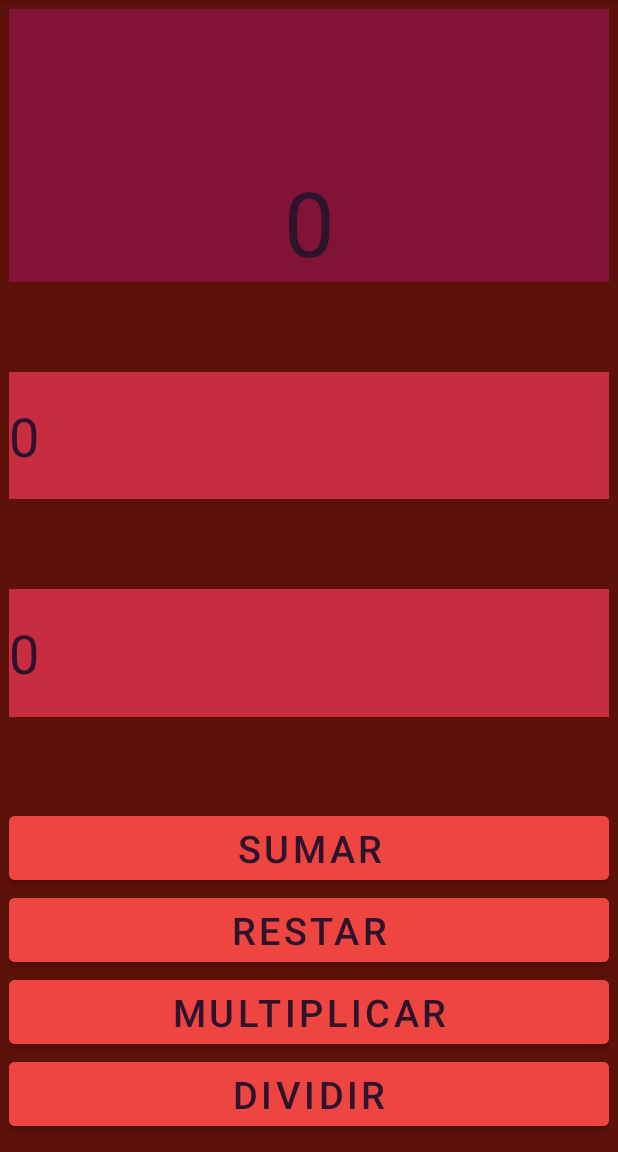
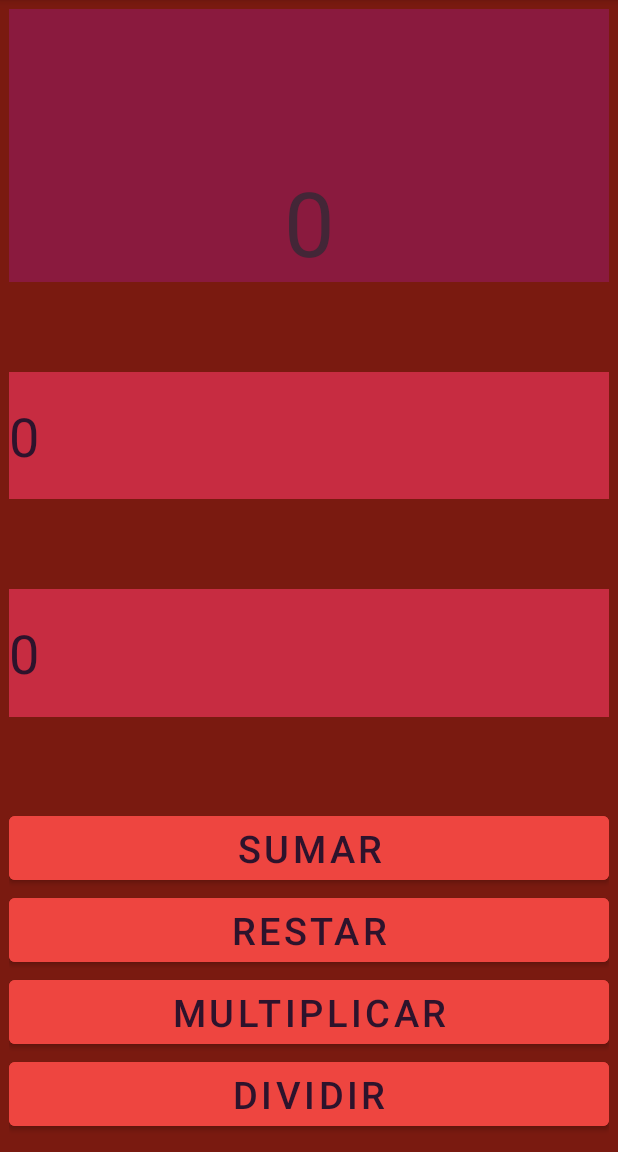
Before and after one commit to pgarman608/PMDM, an Android app: the screen it shows after launch (MainActivity), on a phone screen of 412 x 824 dp, the part 84-1236 px from its top. Run offline under Robolectric (Android 15) with nearby library versions, the phone set to English and light mode, and no system bars.

Commit message:
diseño de la calculadora 1 v1

```diff
--- a/Tema1/app/src/main/res/layout/activity_main.xml
+++ b/Tema1/app/src/main/res/layout/activity_main.xml
@@ -4,7 +4,7 @@
     xmlns:tools="http://schemas.android.com/tools"
     android:layout_width="match_parent"
     android:layout_height="match_parent"
-    android:background="#5C1109"
+    android:background="#7A1A10"
     tools:context=".MainActivity">
 
     <TextView
@@ -17,9 +17,9 @@
         android:layout_marginBottom="580dp"
         android:text="0"
         android:textSize="60dp"
-        android:textColor="#2D132C"
+        android:textColor="#432637"
         android:gravity="center|bottom"
-        android:background="#801336"
+        android:background="#8A1A3E"
         app:layout_constraintBottom_toBottomOf="parent"
         app:layout_constraintEnd_toEndOf="parent"
         app:layout_constraintHorizontal_bias="0.43"
```
